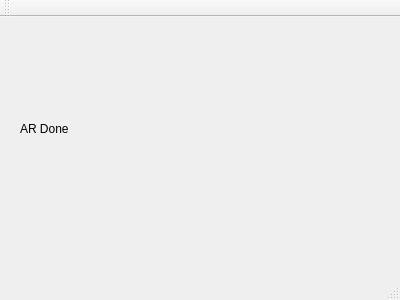
Before: the Qt Designer form QDroneControl/mainwindow.ui in Adam-Strupczewski/LSDSlam, drawn with Qt 5.
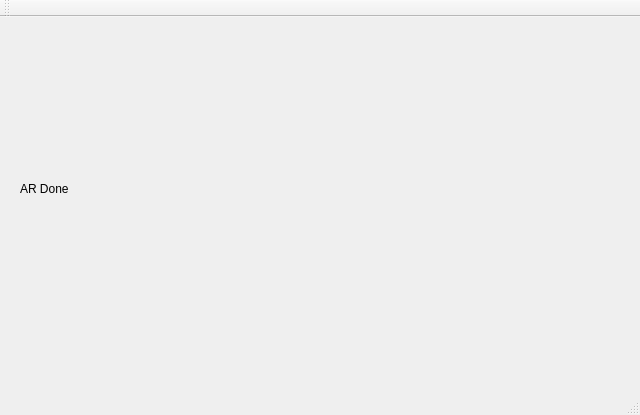
After: the same form once the commit is applied.

Diff of the .ui file:
```diff
--- a/QDroneControl/mainwindow.ui
+++ b/QDroneControl/mainwindow.ui
@@ -6,8 +6,8 @@
    <rect>
     <x>0</x>
     <y>0</y>
-    <width>400</width>
-    <height>300</height>
+    <width>640</width>
+    <height>415</height>
    </rect>
   </property>
   <property name="windowTitle">
@@ -19,8 +19,8 @@
      <rect>
       <x>20</x>
       <y>-4</y>
-      <width>361</width>
-      <height>231</height>
+      <width>611</width>
+      <height>351</height>
      </rect>
     </property>
     <property name="text">
```
Left out of the diff: 2 changed lines with no effect on the pictures.
